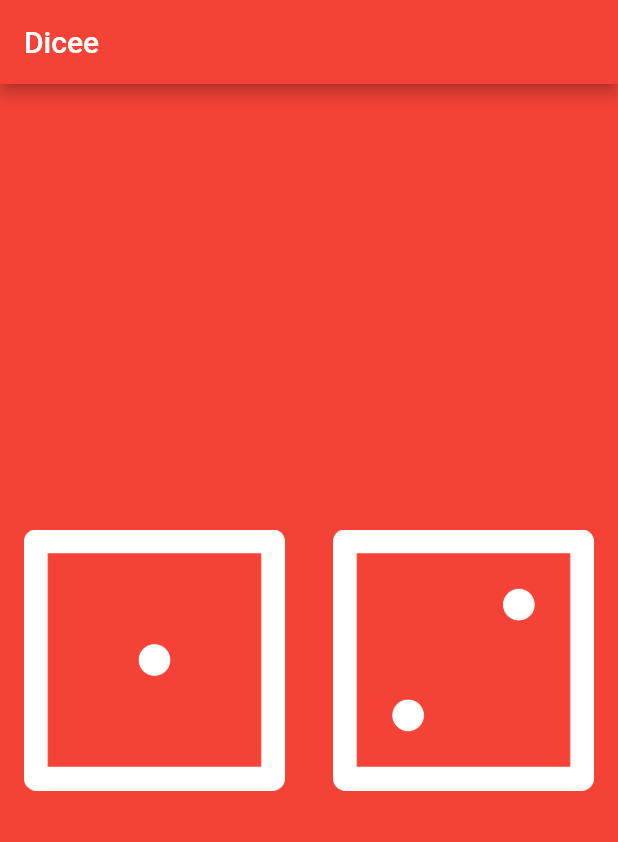
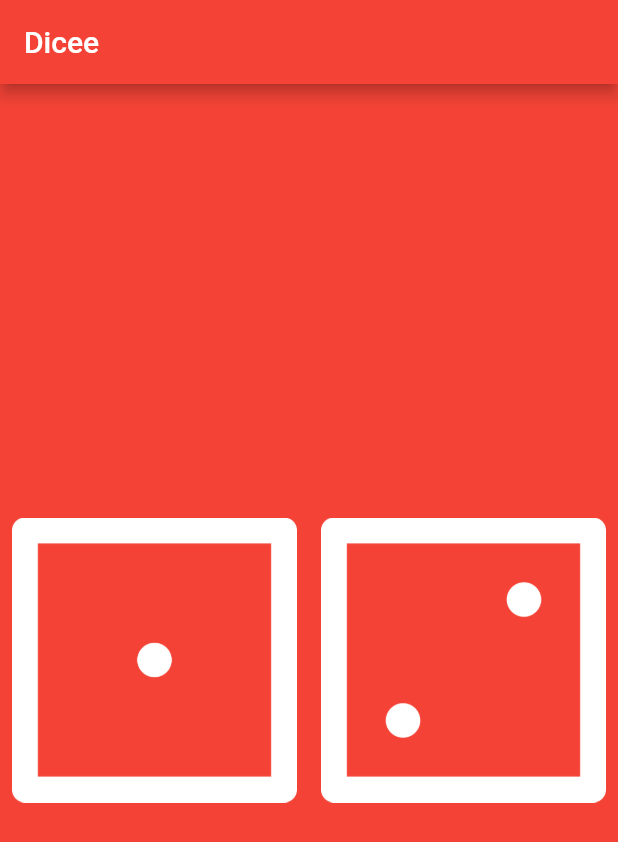
Before and after one commit to Riz-7595/dicee-flutter, a Flutter app: the screen it shows after launch, on a phone screen of 412 x 824 dp. Shown: the top 842 px of the screen. Run offline on Flutter 3.47's test engine with Material 2 defaults, Android fonts, the phone set to English and light mode, and no system bars.

Commit message:
added TextButton

```diff
--- a/lib/main.dart
+++ b/lib/main.dart
@@ -24,15 +24,19 @@ class Dicee extends StatelessWidget {
         child: Row(
           children: [
             Expanded(
-              child: Padding(
-                padding: const EdgeInsets.all(16.0),
+              child: TextButton(
                 child: Image.asset("images/dice1.png"),
+                onPressed: () {
+                  print('Left Die');
+                },
               ),
             ),
             Expanded(
-              child: Padding(
-                padding: const EdgeInsets.all(16.0),
+              child: TextButton(
                 child: Image.asset("images/dice2.png"),
+                onPressed: () {
+                  print('Right Die');
+                },
               ),
             ),
           ],
```
Also changed, not shown: 2 other files.
